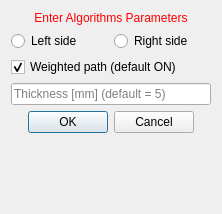
Before: the Qt Designer form Version2.0/Plugins/kcl.cemrgapp.scar/src/internal/ScarCalculationsViewUICorridor.ui in OpenHeartDevelopers/CemrgApp, drawn with Qt 5.
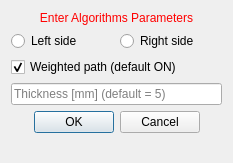
After: the same form once the commit is applied.

Patch:
```diff
--- a/Version2.0/Plugins/kcl.cemrgapp.scar/src/internal/ScarCalculationsViewUICorridor.ui
+++ b/Version2.0/Plugins/kcl.cemrgapp.scar/src/internal/ScarCalculationsViewUICorridor.ui
@@ -6,8 +6,8 @@
    <rect>
     <x>0</x>
     <y>0</y>
-    <width>222</width>
-    <height>214</height>
+    <width>233</width>
+    <height>163</height>
    </rect>
   </property>
   <property name="sizePolicy">
@@ -19,7 +19,13 @@
   <property name="minimumSize">
    <size>
     <width>0</width>
-    <height>0</height>
+    <height>163</height>
+   </size>
+  </property>
+  <property name="maximumSize">
+   <size>
+    <width>16777215</width>
+    <height>163</height>
    </size>
   </property>
   <property name="windowTitle">
```
